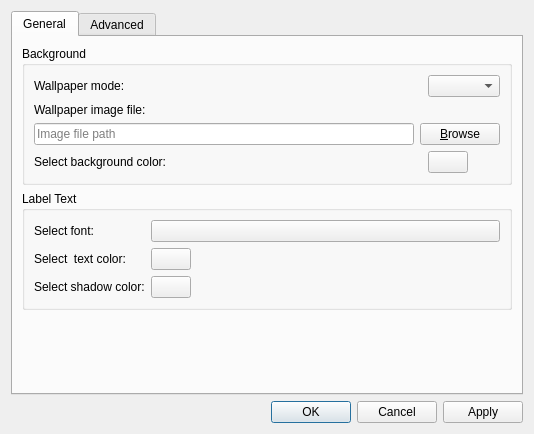
The window that filer/desktop-preferences.ui (lxqt/pcmanfm-qt) describes before a commit, drawn with Qt 5.
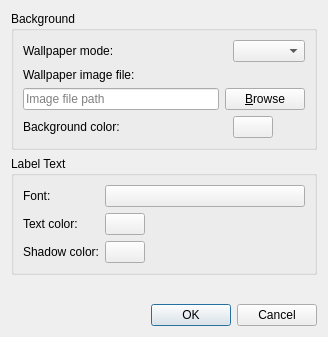
The same window after the commit. Custom widgets are drawn as their Qt base class.

Commit message: Simplify user interface for Desktop Settings; changes are applied immediately

Patch:
```diff
--- a/filer/desktop-preferences.ui
+++ b/filer/desktop-preferences.ui
@@ -6,8 +6,8 @@
    <rect>
     <x>0</x>
     <y>0</y>
-    <width>534</width>
-    <height>434</height>
+    <width>328</width>
+    <height>337</height>
    </rect>
   </property>
   <property name="windowTitle">
@@ -15,16 +15,6 @@
   </property>
   <layout class="QVBoxLayout" name="verticalLayout">
    <item>
-    <widget class="QTabWidget" name="tabWidget">
-     <property name="currentIndex">
-      <number>0</number>
-     </property>
-     <widget class="QWidget" name="generalPage">
-      <attribute name="title">
-       <string>General</string>
-      </attribute>
-      <layout class="QVBoxLayout" name="verticalLayout_2">
-       <item>
         <widget class="QGroupBox" name="groupBox_2">
          <property name="title">
           <string>Background</string>
@@ -82,7 +72,7 @@
           <item row="5" column="0">
            <widget class="QLabel" name="label_5">
             <property name="text">
-             <string>Select background color:</string>
+         <string>Background color:</string>
             </property>
            </widget>
           </item>
@@ -154,7 +144,7 @@
              </sizepolicy>
             </property>
             <property name="text">
-             <string>Select  text color:</string>
+         <string>Text color:</string>
             </property>
            </widget>
           </item>
@@ -167,7 +157,7 @@
              </sizepolicy>
             </property>
             <property name="text">
-             <string>Select shadow color:</string>
+         <string>Shadow color:</string>
             </property>
            </widget>
           </item>
@@ -180,7 +170,7 @@
              </sizepolicy>
             </property>
             <property name="text">
-             <string>Select font:</string>
+         <string>Font:</string>
             </property>
            </widget>
           </item>
@@ -201,42 +191,6 @@
         </widget>
        </item>
        <item>
-        <spacer name="verticalSpacer_2">
-         <property name="orientation">
-          <enum>Qt::Vertical</enum>
-         </property>
-         <property name="sizeHint" stdset="0">
-          <size>
-           <width>20</width>
-           <height>10</height>
-          </size>
-         </property>
-        </spacer>
-       </item>
-      </layout>
-     </widget>
-     <widget class="QWidget" name="advancedPage">
-      <attribute name="title">
-       <string>Advanced</string>
-      </attribute>
-      <layout class="QVBoxLayout" name="advancedPageLayout">
-       <item>
-        <widget class="QGroupBox" name="groupBox_4">
-         <property name="title">
-          <string>Window Manager</string>
-         </property>
-         <layout class="QHBoxLayout" name="horizontalLayout_3">
-          <item>
-           <widget class="QCheckBox" name="showWmMenu">
-            <property name="text">
-             <string>Show menus provided by window managers when desktop is clicked</string>
-            </property>
-           </widget>
-          </item>
-         </layout>
-        </widget>
-       </item>
-       <item>
         <spacer name="verticalSpacer">
          <property name="orientation">
           <enum>Qt::Vertical</enum>
@@ -249,17 +203,13 @@
          </property>
         </spacer>
        </item>
-      </layout>
-     </widget>
-    </widget>
-   </item>
    <item>
     <widget class="QDialogButtonBox" name="buttonBox">
      <property name="orientation">
       <enum>Qt::Horizontal</enum>
      </property>
      <property name="standardButtons">
-      <set>QDialogButtonBox::Apply|QDialogButtonBox::Cancel|QDialogButtonBox::Ok</set>
+      <set>QDialogButtonBox::Cancel|QDialogButtonBox::Ok</set>
      </property>
     </widget>
    </item>
```
Lines whose indentation alone changed are shown as unchanged. The commit also changes 8 other files.
